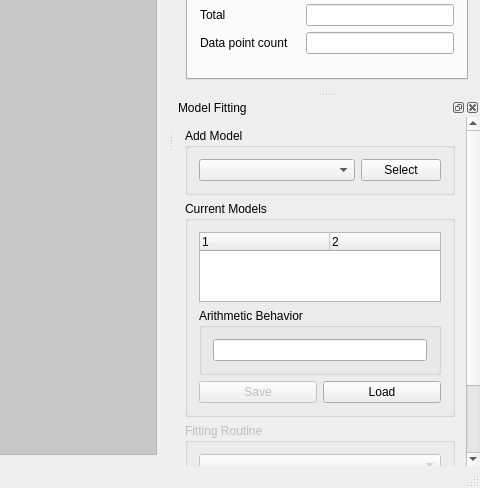
Qt form specviz/ui/qt/uic/source/mainwindow.ui (astropy/specutils) before a commit; both pictures show x 800 to 1280 and y 232 to 720 of the 1280 by 720 pixel window.
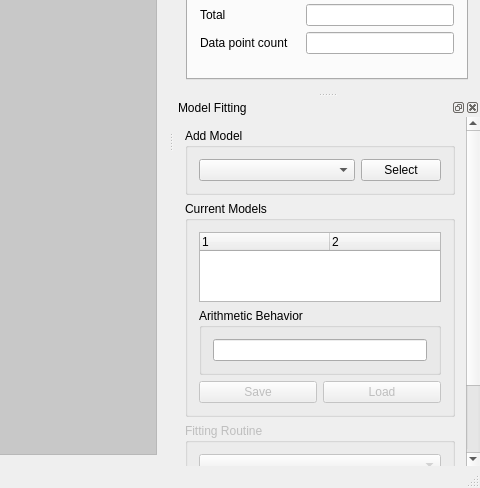
The same form after that commit. Icons and pictures are not drawn.

Commit message: Disable model Load and Save buttons when app starts.

What changed in the file:
```diff
--- a/specviz/ui/qt/uic/source/mainwindow.ui
+++ b/specviz/ui/qt/uic/source/mainwindow.ui
@@ -555,8 +555,8 @@
   <widget class="QDockWidget" name="dockWidget_4">
    <property name="minimumSize">
     <size>
-     <width>76</width>
-     <height>98</height>
+     <width>77</width>
+     <height>99</height>
     </size>
    </property>
    <property name="features">
@@ -600,9 +600,9 @@
         <property name="geometry">
          <rect>
           <x>0</x>
-          <y>-152</y>
-          <width>306</width>
-          <height>476</height>
+          <y>0</y>
+          <width>322</width>
+          <height>477</height>
          </rect>
         </property>
         <layout class="QVBoxLayout" name="verticalLayout_8">
@@ -696,6 +696,9 @@
               </item>
               <item>
                <widget class="QPushButton" name="loadModelButton">
+                <property name="enabled">
+                 <bool>false</bool>
+                </property>
                 <property name="text">
                  <string>Load</string>
                 </property>
```
The commit also changes 6 other files.
